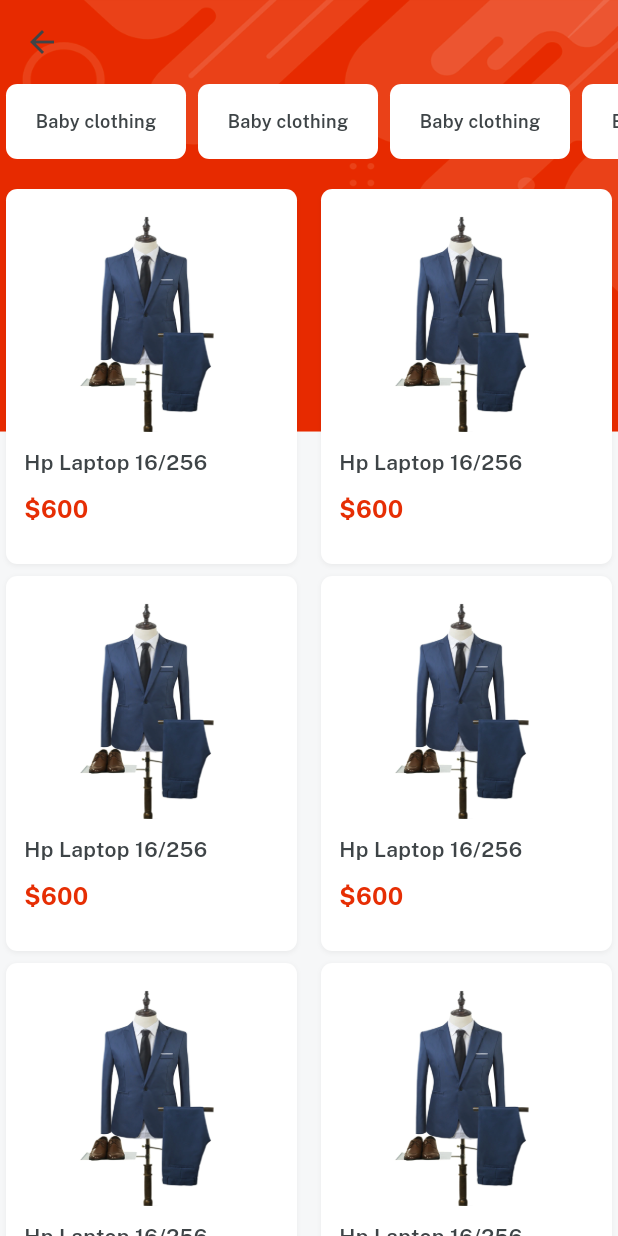
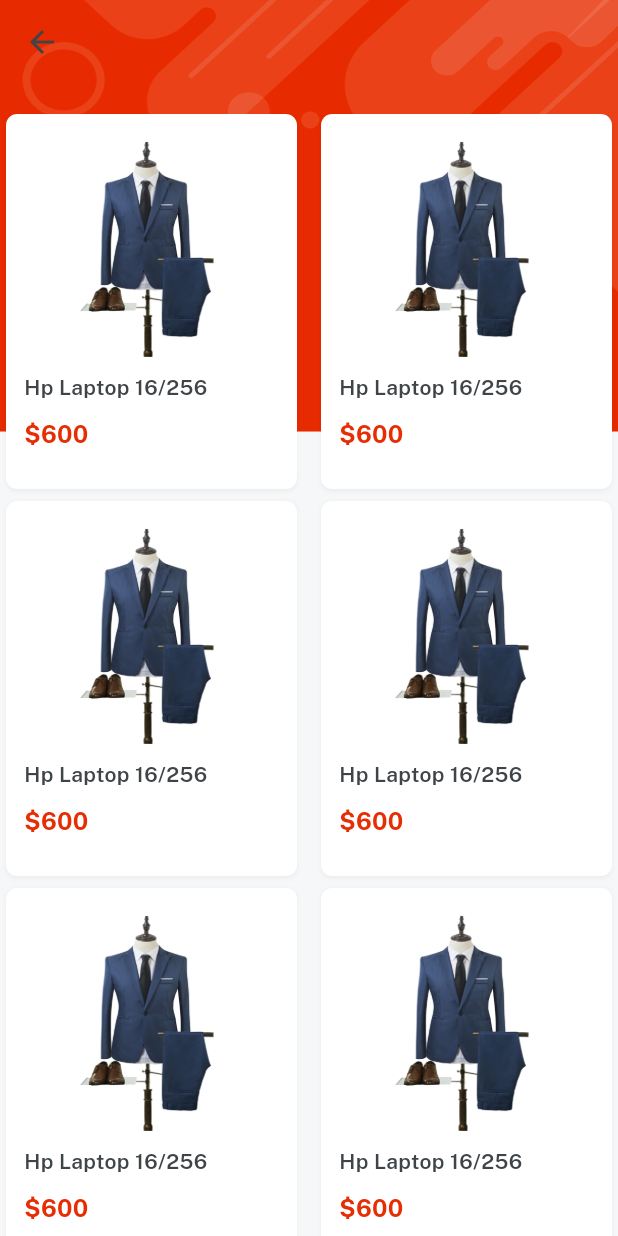
Before and after one commit to mynulyt/online_shopping, a Flutter app: the CategoriesDetails screen opened directly with empty values, on a phone screen of 412 x 824 dp. Run offline on Flutter 3.47's test engine with Material 3 defaults, Android fonts, the phone set to English and light mode, and no system bars; our stand-ins replace cloud_firestore, firebase_auth, firebase_core, firebase_storage, get, image_picker and 1 more; accounts and stored records are empty.

Commit message:
category details

```diff
--- a/lib/views/category_screen/categories_details.dart
+++ b/lib/views/category_screen/categories_details.dart
@@ -1,5 +1,7 @@
 import 'package:flutter/material.dart';
 import 'package:get/get.dart';
+import 'package:online_shopping/Controller/product_controller.dart';
+
 import 'package:online_shopping/consts/consts.dart';
 import 'package:online_shopping/views/category_screen/item_detailes.dart';
 import 'package:online_shopping/widgets_common/bg_widget.dart';
@@ -10,6 +12,8 @@
 
   @override
   Widget build(BuildContext context) {
+    var controller = Get.find<ProductController>();
+
     return bgWidget(
       child: Scaffold(
         appBar: AppBar(
@@ -23,8 +27,8 @@
                 scrollDirection: Axis.horizontal,
                 child: Row(
                   children: List.generate(
-                      6,
-                      (index) => "Baby clothing"
+                      controller.subcat.length,
+                      (index) => "${controller.subcat[index]}"
                           .text
                           .fontFamily(semibold)
                           .size(12)
```
